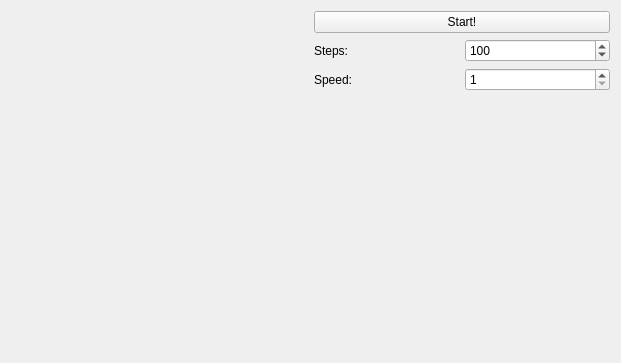
Above: mainwindow.ui from coderford/langtons-ant before the change. Below: the same form after it.
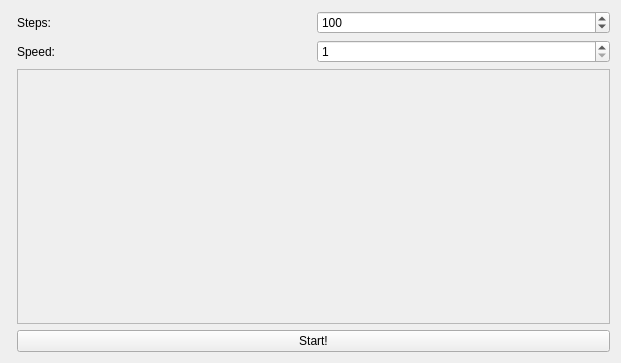
That is the form after the change. Custom widgets are drawn as their Qt base class.

Commit message: add visualisation for movement rules

Diff of the .ui file:
```diff
--- a/mainwindow.ui
+++ b/mainwindow.ui
@@ -2,6 +2,9 @@
 <ui version="4.0">
  <class>MainWindow</class>
  <widget class="QMainWindow" name="MainWindow">
+  <property name="enabled">
+   <bool>true</bool>
+  </property>
   <property name="geometry">
    <rect>
     <x>0</x>
@@ -29,16 +32,6 @@
       </item>
       <item>
        <layout class="QVBoxLayout" name="verticalLayout">
-        <item>
-         <widget class="QPushButton" name="btn_start">
-          <property name="enabled">
-           <bool>true</bool>
-          </property>
-          <property name="text">
-           <string>Start!</string>
-          </property>
-         </widget>
-        </item>
         <item>
          <layout class="QHBoxLayout" name="horizontalLayout">
           <item>
@@ -50,6 +43,12 @@
           </item>
           <item>
            <widget class="QSpinBox" name="spin_steps">
+            <property name="minimumSize">
+             <size>
+              <width>100</width>
+              <height>0</height>
+             </size>
+            </property>
             <property name="maximum">
              <number>100000000</number>
             </property>
@@ -74,6 +73,12 @@
           </item>
           <item>
            <widget class="QSpinBox" name="spin_speed">
+            <property name="minimumSize">
+             <size>
+              <width>100</width>
+              <height>0</height>
+             </size>
+            </property>
             <property name="minimum">
              <number>1</number>
             </property>
@@ -85,17 +90,36 @@
          </layout>
         </item>
         <item>
-         <spacer name="verticalSpacer">
-          <property name="orientation">
-           <enum>Qt::Vertical</enum>
+         <widget class="QGraphicsView" name="movement_rules_view">
+          <property name="enabled">
+           <bool>false</bool>
           </property>
-          <property name="sizeHint" stdset="0">
+          <property name="minimumSize">
            <size>
-            <width>20</width>
-            <height>40</height>
+            <width>100</width>
+            <height>100</height>
            </size>
           </property>
-         </spacer>
+          <property name="autoFillBackground">
+           <bool>false</bool>
+          </property>
+          <property name="alignment">
+           <set>Qt::AlignLeading|Qt::AlignLeft|Qt::AlignTop</set>
+          </property>
+          <property name="dragMode">
+           <enum>QGraphicsView::NoDrag</enum>
+          </property>
+         </widget>
+        </item>
+        <item>
+         <widget class="QPushButton" name="btn_start">
+          <property name="enabled">
+           <bool>true</bool>
+          </property>
+          <property name="text">
+           <string>Start!</string>
+          </property>
+         </widget>
         </item>
        </layout>
       </item>
```
The commit also changes 5 other files.
